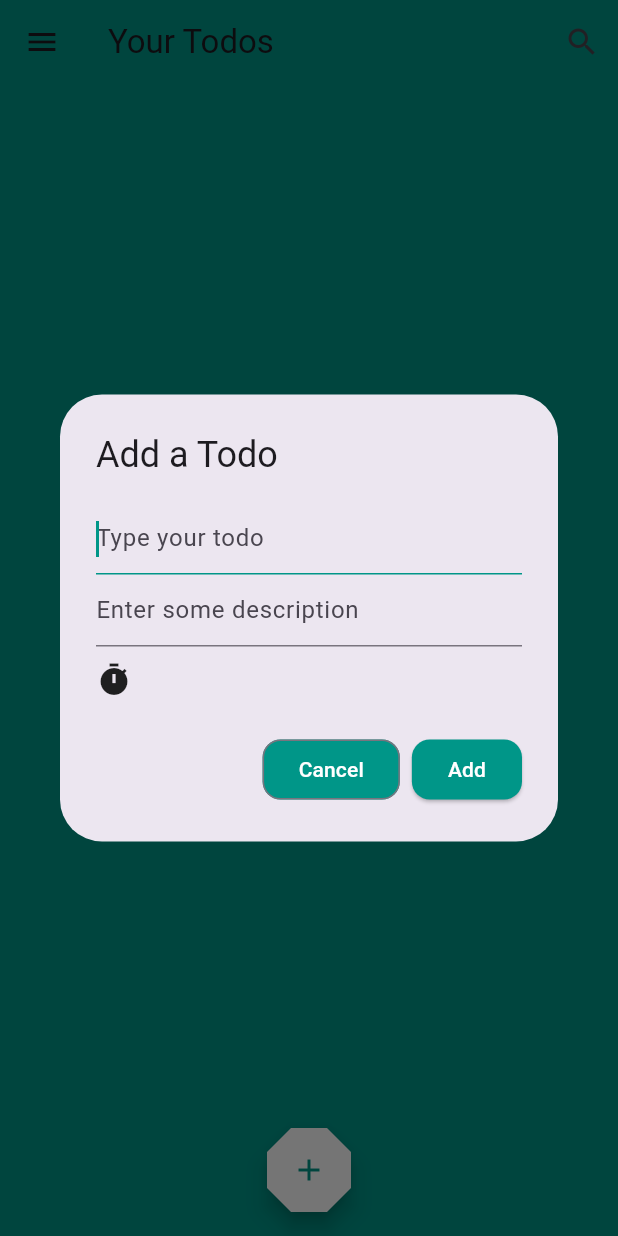
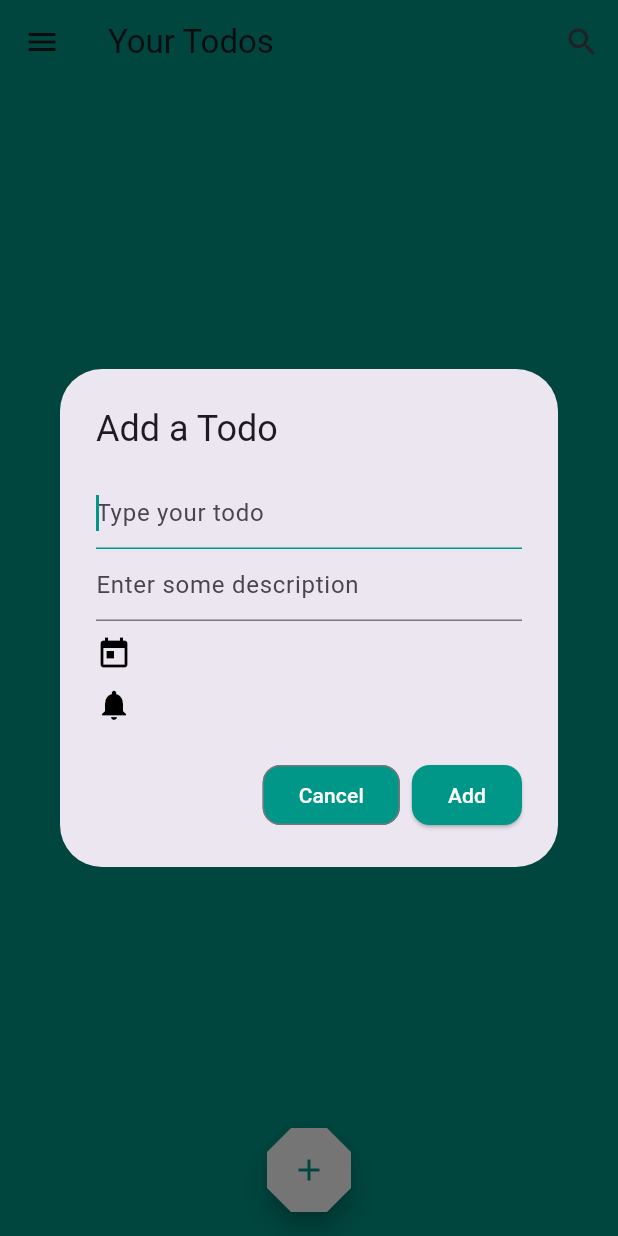
Before and after one commit to OrMizL/todo_app, a Flutter app: the screen it shows after launch, after a tap on the "menu" icon, after a tap on the "search" icon, after a tap on the "add" icon, on a phone screen of 412 x 824 dp. Run offline on Flutter 3.47's test engine with Material 3 defaults, Android fonts, the phone set to English and light mode, and no system bars; our stand-ins replace flutter_time_picker_spinner.

```diff
--- a/lib/src/widgets/add_todo_dialog.dart
+++ b/lib/src/widgets/add_todo_dialog.dart
@@ -4,7 +4,7 @@ import 'package:todo_app/src/models/todo.dart';
 import 'package:todo_app/src/widgets/date_time_picker_dialog.dart';
 
 class AddTodoDialog extends StatefulWidget {
-  AddTodoDialog({super.key});
+  const AddTodoDialog({super.key});
 
   @override
   State<AddTodoDialog> createState() => _AddTodoDialogState();
@@ -17,11 +17,28 @@ class _AddTodoDialogState extends State<AddTodoDialog> {
       TextEditingController();
 
   DateTime? selectedDue;
+  bool notificationsOn = false;
+  int selectedReminderValue = 1; // Default value
+  String selectedReminderUnit = 'Minutes'; // Default unit
+
+  List<DropdownMenuItem<int>> reminderValueItems = List.generate(
+    60,
+    (index) => DropdownMenuItem(
+      value: index + 1,
+      child: Text('${index + 1}'),
+    ),
+  );
+
+  List<DropdownMenuItem<String>> reminderUnitItems = [
+    const DropdownMenuItem(value: 'Minutes', child: Text('Minutes')),
+    const DropdownMenuItem(value: 'Hours', child: Text('Hours')),
+    const DropdownMenuItem(value: 'Days', child: Text('Days')),
+  ];
 
   Future<DateTime?> _showDateTimePickerDialog(BuildContext context) async {
     return showDialog<DateTime>(
       context: context,
-      builder: (BuildContext context) => DateTimePickerDialog(),
+      builder: (BuildContext context) => const DateTimePickerDialog(),
     );
   }
 
@@ -32,6 +49,25 @@ class _AddTodoDialogState extends State<AddTodoDialog> {
         selectedDue = pickedDateTime;
       });
     }
+  }
+
+  DateTime? _getReminderDateTime() {
+    switch (selectedReminderUnit) {
+      case 'Minutes':
+        return selectedDue!.subtract(Duration(minutes: selectedReminderValue));
+      case 'Hours':
+        return selectedDue!.subtract(Duration(hours: selectedReminderValue));
+      case 'Days':
+        return selectedDue!.subtract(Duration(days: selectedReminderValue));
+      default:
+        return null;
+    }
+  }
+
+  void _toggleNotifications() {
+    setState(() {
+      notificationsOn = !notificationsOn;
+    });
   }
 
   @override
@@ -77,22 +113,64 @@ class _AddTodoDialogState extends State<AddTodoDialog> {
                   InkWell(
                     onTap: _selectDateTime,
                     child: Container(
-                      width: 24.0, // Smaller width
-                      height: 24.0, // Smaller height
+                      width: 24.0,
+                      height: 24.0,
                       alignment: Alignment.center,
                       margin: const EdgeInsets.only(right: 10),
-                      child: const Icon(
-                        Icons.timer,
+                      child: Icon(
+                        Icons.today,
                         size: 24.0,
-                      ), // Icon with original size
+                        color: selectedDue != null ? Colors.lime : Colors.black,
+                      ),
                     ),
                   ),
                   if (selectedDue != null)
                     Text(
-                      DateFormat('EEE, M/d/y').format(selectedDue!),
+                      DateFormat('EEE, M/d/y - HH:mm').format(selectedDue!),
                       style: const TextStyle(
                         fontSize: 14,
                       ),
+                    )
+                ],
+              ),
+            ),
+            Container(
+              margin: const EdgeInsets.only(top: 10),
+              child: Row(
+                children: [
+                  InkWell(
+                    onTap: _toggleNotifications,
+                    child: Container(
+                      width: 24.0,
+                      height: 24.0,
+                      alignment: Alignment.center,
+                      margin: const EdgeInsets.only(right: 10),
+                      child: Icon(
+                        Icons.notifications,
+                        size: 24.0,
+                        color: notificationsOn ? Colors.lime : Colors.black,
+                      ),
+                    ),
+                  ),
+                  if (notificationsOn)
+                    Row(
+                      children: <Widget>[
+                        DropdownButton<int>(
+                          value: selectedReminderValue,
+                          items: reminderValueItems,
+                          onChanged: (value) => setState(() {
+                            selectedReminderValue = value!;
+                          }),
+                        ),
+                        const SizedBox(width: 8),
+                        DropdownButton<String>(
+                          value: selectedReminderUnit,
+                          items: reminderUnitItems,
+                          onChanged: (value) => setState(() {
+                            selectedReminderUnit = value!;
+                          }),
+                        ),
+                      ],
                     )
                 ],
               ),
@@ -124,12 +202,14 @@ class _AddTodoDialogState extends State<AddTodoDialog> {
           ),
           onPressed: () {
             Navigator.pop(
-                context,
-                Todo(
-                  title: titleFieldController.text,
-                  description: descriptionFieldController.text,
-                  due: selectedDue,
-                ));
+              context,
+              Todo(
+                title: titleFieldController.text,
+                description: descriptionFieldController.text,
+                due: selectedDue,
+                reminder: notificationsOn ? _getReminderDateTime() : null,
+              ),
+            );
             titleFieldController.clear();
           },
           child: const Text('Add'),
```
